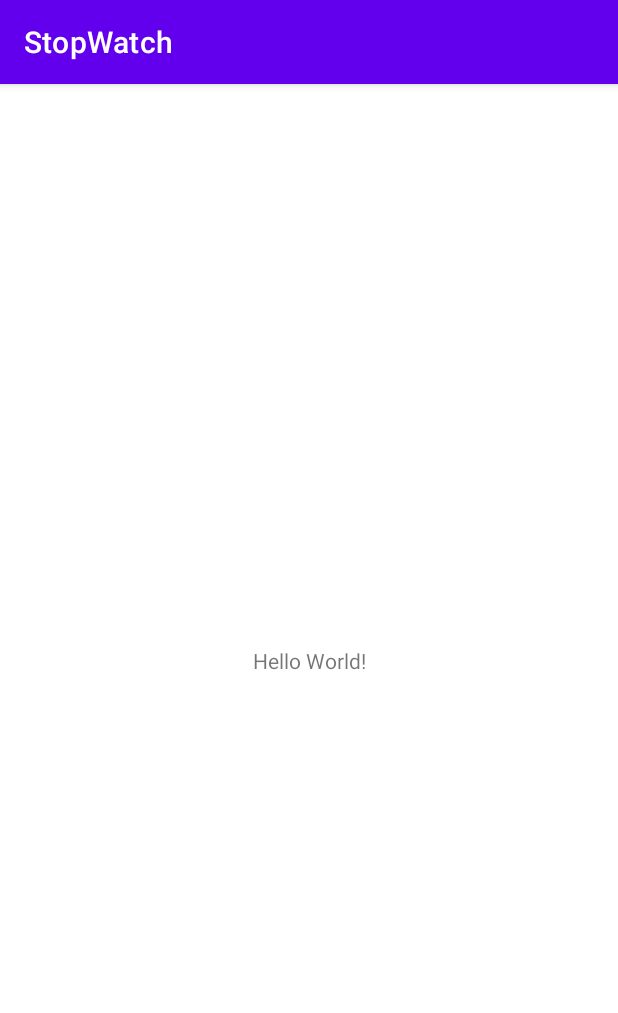
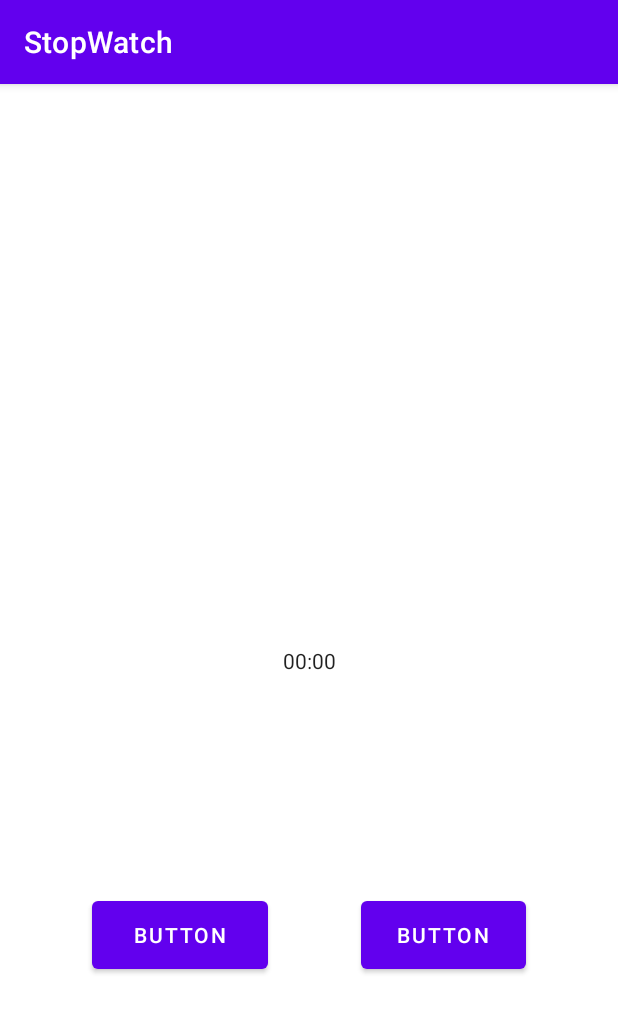
Before and after one commit to diegoalex33/StopWatch, an Android app: the screen it shows after launch (MainActivity), on a phone screen of 412 x 824 dp. Shown: the top 1013 px of the screen. Run offline under Robolectric (Android 15) with nearby library versions, the phone set to English and light mode, and no system bars.

Commit message:
Android lifecycle methods overridden

```diff
--- a/app/src/main/java/com/example/stopwatch/MainActivity.kt
+++ b/app/src/main/java/com/example/stopwatch/MainActivity.kt
@@ -1,11 +1,53 @@
 package com.example.stopwatch
 
+import android.nfc.Tag
 import androidx.appcompat.app.AppCompatActivity
 import android.os.Bundle
+import android.os.PersistableBundle
+import android.util.Log
+import android.widget.Button
+import android.widget.Chronometer
 
 class MainActivity : AppCompatActivity() {
+
+    lateinit var timer : Chronometer
+    lateinit var startStopButton : Button
+    lateinit var resetButton : Button
+
+    companion object{
+        //all static constants go here
+        val TAG = "MainActivity"
+    }
+
     override fun onCreate(savedInstanceState: Bundle?) {
         super.onCreate(savedInstanceState)
         setContentView(R.layout.activity_main)
     }
+
+    override fun onStart() {
+        super.onStart()
+    }
+
+    override fun onResume() {
+        super.onResume()
+    }
+
+    override fun onPause() {
+        super.onPause()
+        Log.d(TAG, "onPause: ")
+    }
+
+    override fun onStop() {
+        super.onStop()
+    }
+
+    override fun onDestroy() {
+        super.onDestroy()
+    }
+
+    fun wireWidgits(){
+        timer = findViewById(R.id.chronometer_main_stopwatch)
+        startStopButton = findViewById(R.id.button_main_startStop)
+        resetButton = findViewById(R.id.button_main_reset)
+    }
 }
--- a/app/src/main/res/layout/activity_main.xml
+++ b/app/src/main/res/layout/activity_main.xml
@@ -6,13 +6,38 @@
     android:layout_height="match_parent"
     tools:context=".MainActivity">
 
-    <TextView
+    <Chronometer
+        android:id="@+id/chronometer_main_stopwatch"
         android:layout_width="wrap_content"
         android:layout_height="wrap_content"
-        android:text="Hello World!"
         app:layout_constraintBottom_toBottomOf="parent"
-        app:layout_constraintLeft_toLeftOf="parent"
-        app:layout_constraintRight_toRightOf="parent"
+        app:layout_constraintEnd_toEndOf="parent"
+        app:layout_constraintStart_toStartOf="parent"
         app:layout_constraintTop_toTopOf="parent" />
 
+    <Button
+        android:id="@+id/button_main_startStop"
+        android:layout_width="117dp"
+        android:layout_height="57dp"
+        android:text="Button"
+        app:layout_constraintBottom_toBottomOf="parent"
+        app:layout_constraintEnd_toStartOf="@+id/button_main_reset"
+        app:layout_constraintHorizontal_bias="0.5"
+        app:layout_constraintHorizontal_chainStyle="spread"
+        app:layout_constraintStart_toStartOf="parent"
+        app:layout_constraintTop_toTopOf="parent"
+        app:layout_constraintVertical_bias="0.758" />
+
+    <Button
+        android:id="@+id/button_main_reset"
+        android:layout_width="110dp"
+        android:layout_height="57dp"
+        android:text="Button"
+        app:layout_constraintBottom_toBottomOf="parent"
+        app:layout_constraintEnd_toEndOf="parent"
+        app:layout_constraintHorizontal_bias="0.5"
+        app:layout_constraintStart_toEndOf="@+id/button_main_startStop"
+        app:layout_constraintTop_toTopOf="parent"
+        app:layout_constraintVertical_bias="0.758" />
+
 </androidx.constraintlayout.widget.ConstraintLayout>
```
